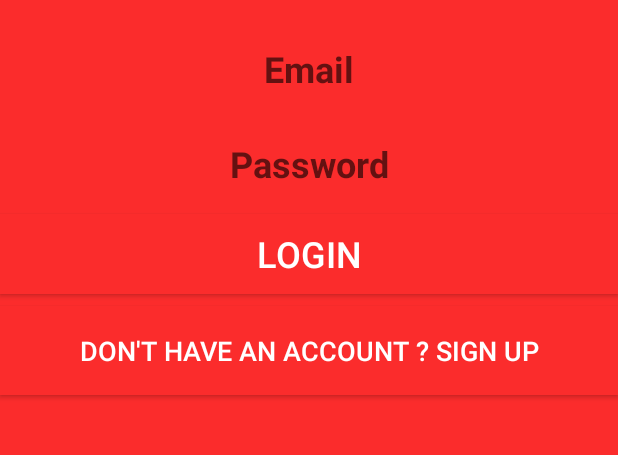
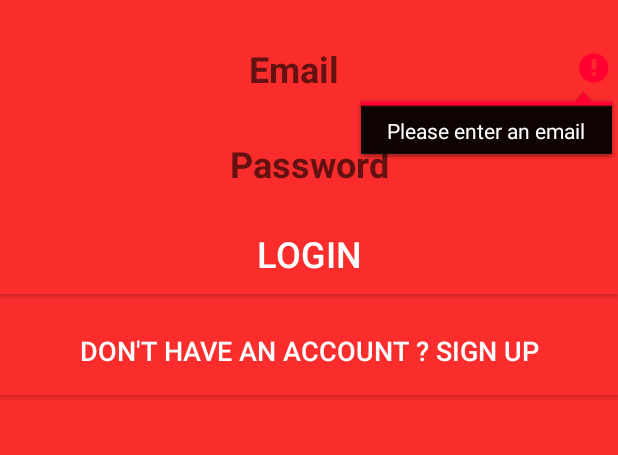
Before and after one commit to kacper97/PlApp, an Android app: the screen it shows after launch (LogIn), after a tap on "LOGIN", on a phone screen of 412 x 824 dp, the part 458-913 px from its top. Run offline under Robolectric (Android 15) with nearby library versions, the phone set to English and light mode, and no system bars; our stand-ins replace Firebase (no records; nobody signed in at launch, a user with empty details on screens opened directly).

Commit message:
Login / Reg fully implemented

```diff
--- a/app/src/main/AndroidManifest.xml
+++ b/app/src/main/AndroidManifest.xml
@@ -17,7 +17,8 @@
             </intent-filter>
         </activity>
         <activity android:name=".activities.Register"/>
-        <activity android:name=".activities.Home" />
+        <activity android:name=".activities.Home"
+            android:theme="@style/AppTheme.NoActionBar"/>
         <activity android:name=".activities.Add" />
         <activity android:name=".activities.Help" />
         <activity android:name=".activities.Edit" />
--- a/app/src/main/java/ie/wit/poland/activities/LogIn.java
+++ b/app/src/main/java/ie/wit/poland/activities/LogIn.java
@@ -1,26 +1,95 @@
 package ie.wit.poland.activities;
 
 import android.content.Intent;
+import android.support.annotation.NonNull;
 import android.support.v7.app.AppCompatActivity;
 import android.os.Bundle;
+import android.util.Patterns;
 import android.view.View;
+import android.widget.EditText;
+import android.widget.ProgressBar;
+import android.widget.Toast;
+
+import com.google.android.gms.tasks.OnCompleteListener;
+import com.google.android.gms.tasks.Task;
+import com.google.firebase.auth.AuthResult;
+import com.google.firebase.auth.FirebaseAuth;
 
 import ie.wit.poland.R;
 import ie.wit.poland.main.LandmarkApp;
 
+import static android.view.View.GONE;
+import static android.view.View.VISIBLE;
+
 public class LogIn extends AppCompatActivity {
     public LandmarkApp app;
+    EditText loginemail, loginpassword;
+    FirebaseAuth mAuth;
+    ProgressBar progressBar;
 
     @Override
     protected void onCreate(Bundle savedInstanceState) {
         super.onCreate(savedInstanceState);
         setContentView(R.layout.log_in);
         app = (LandmarkApp) getApplication();
+
+        loginemail = (EditText) findViewById(R.id.loginemail);
+        loginpassword = (EditText) findViewById(R.id.loginpassword);
+        progressBar = (ProgressBar) findViewById(R.id.progressbar);
+
+        mAuth = FirebaseAuth.getInstance();
     }
 
 
-    public void signUp(View v)
-    {
-        startActivity(new Intent(this,Register.class));
+    public void signUp(View v) {
+        startActivity(new Intent(this, Register.class));
     }
+
+
+    public void login(View v) {
+        loginUser();
     }
+
+    private void loginUser() {
+
+        String email = loginemail.getText().toString();
+        String password = loginpassword.getText().toString();
+
+        if (email.isEmpty()) {
+            loginemail.setError(" Please enter an email ");
+            loginemail.requestFocus();
+            return;
+        }
+
+        if (!Patterns.EMAIL_ADDRESS.matcher(email).matches()) {
+            loginemail.setError(" Please enter a valid email ");
+            loginemail.requestFocus();
+            return;
+        }
+        if (password.isEmpty()) {
+            loginpassword.setError(" Password is required ");
+            loginpassword.requestFocus();
+            return;
+        }
+        //progress bar
+        progressBar.setVisibility(VISIBLE);
+
+        mAuth.signInWithEmailAndPassword(email,password).addOnCompleteListener(new OnCompleteListener<AuthResult>() {
+            @Override
+            public void onComplete(@NonNull Task<AuthResult> task) {
+                progressBar.setVisibility(GONE);
+                if(task.isSuccessful()){
+                   Intent intent= (new Intent (LogIn.this,Home.class));
+                   //clears activity from stack so when back is pressed the user is not log out
+                   intent.addFlags(Intent.FLAG_ACTIVITY_CLEAR_TOP);
+                   startActivity(intent);
+                }
+                else{
+                    Toast.makeText(getApplicationContext(),task.getException().getMessage(),Toast.LENGTH_SHORT).show();
+                }
+            }
+        });
+
+
+    }
+}
--- a/app/src/main/res/layout/log_in.xml
+++ b/app/src/main/res/layout/log_in.xml
@@ -93,4 +93,19 @@
         app:layout_constraintStart_toStartOf="parent"
         app:layout_constraintTop_toBottomOf="@+id/login" />
 
+    <ProgressBar
+        android:id="@+id/progressbar"
+        style="@android:style/Widget.DeviceDefault.Light.ProgressBar"
+        android:layout_width="114dp"
+        android:layout_height="107dp"
+        android:layout_centerHorizontal="true"
+        android:layout_centerVertical="true"
+        android:layout_marginTop="188dp"
+        android:visibility="gone"
+        app:layout_constraintEnd_toEndOf="parent"
+        app:layout_constraintHorizontal_bias="0.509"
+        app:layout_constraintStart_toStartOf="parent"
+        app:layout_constraintTop_toTopOf="@+id/imageView2"
+        tools:visibility="gone" />
+
 </android.support.constraint.ConstraintLayout>
```
Also changed, not shown: app/src/main/java/ie/wit/poland/activities/Register.java (+25 -3 lines), app/src/main/res/layout/register.xml (+16 -1 lines).
